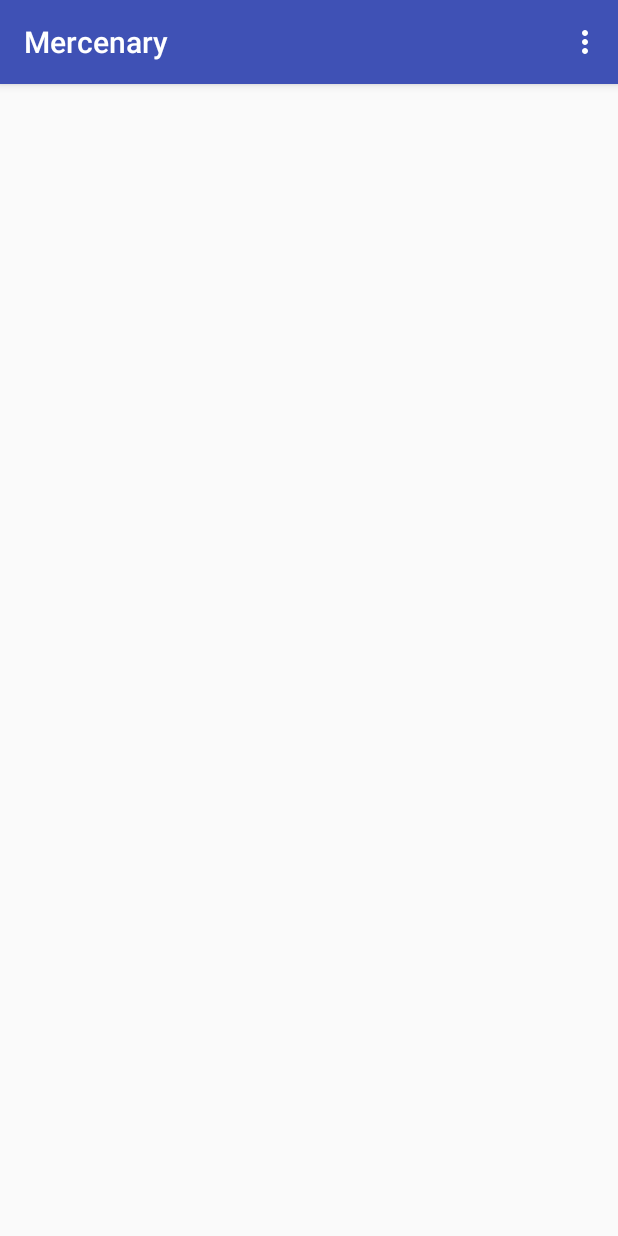
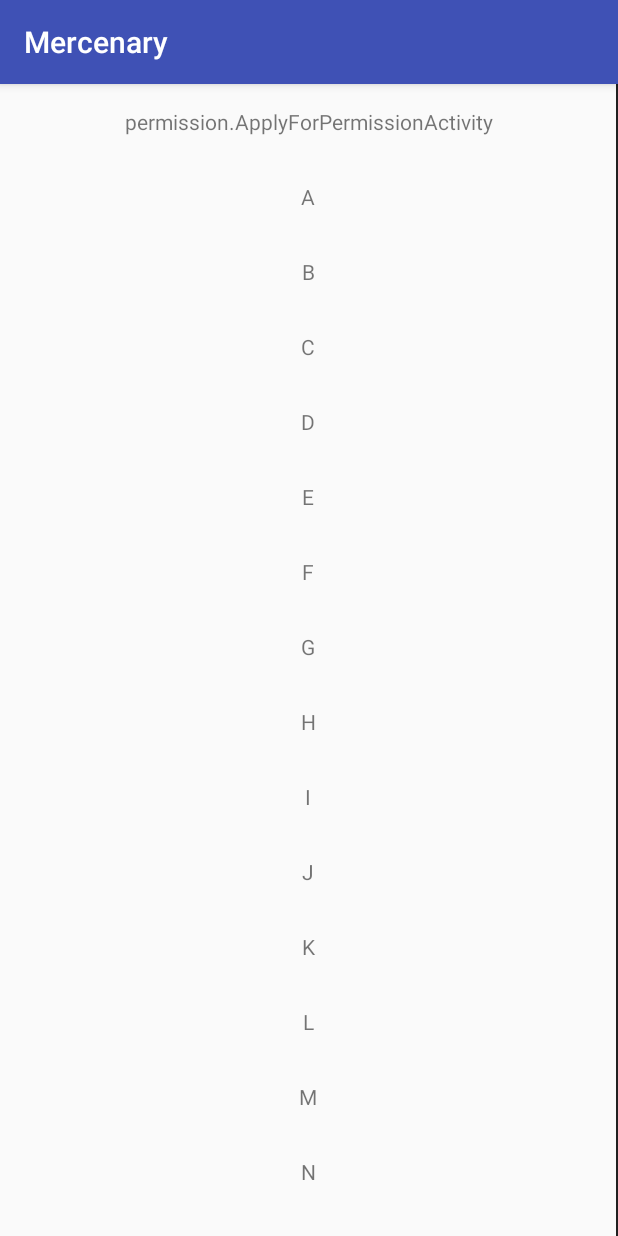
Before and after one commit to zmhot88/HelloWorld, an Android app: the screen it shows after launch (MainActivity), on a phone screen of 412 x 824 dp. Run offline under Robolectric (Android 15) with nearby library versions, the phone set to English and light mode, and no system bars.

Commit message:
新增权限获取

```diff
--- a/Android/Mercenary/app/src/main/java/com/migu/ross/mercenary/MainActivity.java
+++ b/Android/Mercenary/app/src/main/java/com/migu/ross/mercenary/MainActivity.java
@@ -1,15 +1,29 @@
 package com.migu.ross.mercenary;
 
+import android.content.Intent;
+import android.graphics.drawable.GradientDrawable;
 import android.os.Bundle;
 import android.support.design.widget.FloatingActionButton;
 import android.support.design.widget.Snackbar;
 import android.support.v7.app.AppCompatActivity;
+import android.support.v7.widget.DividerItemDecoration;
+import android.support.v7.widget.LinearLayoutManager;
+import android.support.v7.widget.RecyclerView;
 import android.support.v7.widget.Toolbar;
+import android.view.LayoutInflater;
 import android.view.View;
 import android.view.Menu;
 import android.view.MenuItem;
+import android.view.ViewGroup;
+import android.widget.TextView;
+
+import java.util.ArrayList;
 
 public class MainActivity extends AppCompatActivity {
+
+    private RecyclerView mRecyclerView;
+    private RecyclerAdapter mAdapter;
+    private ArrayList<String> mDatas;
 
     @Override
     protected void onCreate(Bundle savedInstanceState) {
@@ -18,6 +32,8 @@ public class MainActivity extends AppCompatActivity {
         Toolbar toolbar = (Toolbar) findViewById(R.id.toolbar);
         setSupportActionBar(toolbar);
 
+        initData();
+        initView();
 //        FloatingActionButton fab = (FloatingActionButton) findViewById(R.id.fab);
 //        fab.setOnClickListener(new View.OnClickListener() {
 //            @Override
@@ -28,25 +44,100 @@ public class MainActivity extends AppCompatActivity {
 //        });
     }
 
-    @Override
-    public boolean onCreateOptionsMenu(Menu menu) {
-        // Inflate the menu; this adds items to the action bar if it is present.
-        getMenuInflater().inflate(R.menu.menu_main, menu);
-        return true;
+    private void initView() {
+        mRecyclerView = (RecyclerView)findViewById(R.id.recyclerView);
+        mRecyclerView.setLayoutManager(new LinearLayoutManager(this));
+        mRecyclerView.setAdapter(mAdapter = new RecyclerAdapter());
+
+        mRecyclerView.addItemDecoration(new DividerItemDecoration(MainActivity.this, DividerItemDecoration.HORIZONTAL));
+
+        mRecyclerView.addOnItemTouchListener(new RecyclerItemClickListener(this, new RecyclerItemClickListener.OnItemClickListener() {
+            @Override
+            public void onItemClick(View view, int position) {
+                String clzName = "com.migu.ross.mercenary." + mDatas.get(position);
+                Intent intent = new Intent();
+                try {
+                    intent.setClass(MainActivity.this, Class.forName(clzName));
+                    startActivity(intent);
+                } catch (ClassNotFoundException e) {
+                    e.printStackTrace();
+                }
+            }
+        }));
     }
 
-    @Override
-    public boolean onOptionsItemSelected(MenuItem item) {
-        // Handle action bar item clicks here. The action bar will
-        // automatically handle clicks on the Home/Up button, so long
-        // as you specify a parent activity in AndroidManifest.xml.
-        int id = item.getItemId();
+    protected void initData()
+    {
+        mDatas = new ArrayList<String>();
+        mDatas.add("permission.ApplyForPermissionActivity");
+        for (int i = 'A'; i < 'z'; i++)
+        {
+            mDatas.add("" + (char) i);
+        }
+    }
 
-        //noinspection SimplifiableIfStatement
-        if (id == R.id.action_settings) {
-            return true;
+    class RecyclerAdapter extends RecyclerView.Adapter<RecyclerAdapter.MyViewHolder>
+    {
+
+        @Override
+        public MyViewHolder onCreateViewHolder(ViewGroup parent, int viewType)
+        {
+            MyViewHolder holder = new MyViewHolder(LayoutInflater.from(MainActivity.this).inflate(R.layout.item_recycler, parent,
+                    false));
+            return holder;
         }
 
-        return super.onOptionsItemSelected(item);
+        @Override
+        public void onBindViewHolder(MyViewHolder holder, int position)
+        {
+            holder.tv.setText(mDatas.get(position));
+        }
+
+        @Override
+        public int getItemCount()
+        {
+            return mDatas.size();
+        }
+
+        class MyViewHolder extends RecyclerView.ViewHolder
+        {
+
+            TextView tv;
+
+            public MyViewHolder(View view)
+            {
+                super(view);
+                tv = (TextView) view.findViewById(R.id.id_num);
+                view.setOnClickListener(new View.OnClickListener() {
+                    @Override
+                    public void onClick(View v) {
+
+                    }
+                });
+            }
+        }
     }
+
+
+//    @Override
+//    public boolean onCreateOptionsMenu(Menu menu) {
+//        // Inflate the menu; this adds items to the action bar if it is present.
+//        getMenuInflater().inflate(R.menu.menu_main, menu);
+//        return true;
+//    }
+//
+//    @Override
+//    public boolean onOptionsItemSelected(MenuItem item) {
+//        // Handle action bar item clicks here. The action bar will
+//        // automatically handle clicks on the Home/Up button, so long
+//        // as you specify a parent activity in AndroidManifest.xml.
+//        int id = item.getItemId();
+//
+//        //noinspection SimplifiableIfStatement
+//        if (id == R.id.action_settings) {
+//            return true;
+//        }
+//
+//        return super.onOptionsItemSelected(item);
+//    }
 }
--- /dev/null
+++ b/Android/Mercenary/app/src/main/java/com/migu/ross/mercenary/RecyclerItemClickListener.java
@@ -0,0 +1,49 @@
+package com.migu.ross.mercenary;
+
+import android.content.Context;
+import android.support.v7.widget.RecyclerView;
+import android.view.GestureDetector;
+import android.view.MotionEvent;
+import android.view.View;
+
+/**
+ * Created by Ross on 2017/6/14.
+ */
+
+public class RecyclerItemClickListener implements RecyclerView.OnItemTouchListener {
+    private OnItemClickListener mListener;
+
+    public interface OnItemClickListener {
+        public void onItemClick(View view, int position);
+    }
+
+    GestureDetector mGestureDetector;
+
+    public RecyclerItemClickListener(Context context, OnItemClickListener listener) {
+        mListener = listener;
+        mGestureDetector = new GestureDetector(context, new GestureDetector.SimpleOnGestureListener() {
+            @Override
+            public boolean onSingleTapUp(MotionEvent e) {
+                return true;
+            }
+        });
+    }
+
+    @Override
+    public boolean onInterceptTouchEvent(RecyclerView view, MotionEvent e) {
+        View childView = view.findChildViewUnder(e.getX(), e.getY());
+        if (childView != null && mListener != null && mGestureDetector.onTouchEvent(e)) {
+            mListener.onItemClick(childView, view.getChildAdapterPosition(childView));
+        }
+        return false;
+    }
+
+    @Override
+    public void onTouchEvent(RecyclerView view, MotionEvent motionEvent) {
+    }
+
+    @Override
+    public void onRequestDisallowInterceptTouchEvent(boolean disallowIntercept) {
+
+    }
+}
--- /dev/null
+++ b/Android/Mercenary/app/src/main/res/layout/item_recycler.xml
@@ -0,0 +1,12 @@
+<?xml version="1.0" encoding="utf-8"?>
+<LinearLayout xmlns:android="http://schemas.android.com/apk/res/android"
+    android:orientation="vertical"
+    android:layout_width="match_parent"
+    android:layout_height="wrap_content">
+    <TextView
+        android:id="@+id/id_num"
+        android:layout_width="match_parent"
+        android:layout_height="50dp"
+        android:gravity="center"
+        android:text="1" />
+</LinearLayout>
--- a/Android/Mercenary/app/src/main/res/values/strings.xml
+++ b/Android/Mercenary/app/src/main/res/values/strings.xml
@@ -1,4 +1,10 @@
 <resources>
     <string name="app_name">Mercenary</string>
     <string name="action_settings">Settings</string>
+    <string name="apply_for_permission">尝试获取权限</string>
+    <string name="settings">设置</string>
+    <string name="quit">退出</string>
+    <string name="help">帮助</string>
+    <string name="string_help_text">当前应用缺少必要权限，请手动设置一下，谢谢！</string>
+    <string name="apply_for_permission_tip">这就是个申请权限的Activity</string>
 </resources>
```
Also changed, not shown: Android/Mercenary/app/src/main/AndroidManifest.xml (+9 -0 lines), Android/Mercenary/app/src/main/java/com/migu/ross/mercenary/permission/ApplyForPermissionActivity.java (added, +58 -0 lines), Android/Mercenary/app/src/main/java/com/migu/ross/mercenary/permission/PermissionsActivity.java (added, +141 -0 lines), Android/Mercenary/app/src/main/java/com/migu/ross/mercenary/permission/PermissionsChecker.java (added, +32 -0 lines), Android/Mercenary/app/src/main/res/layout/activity_permissions.xml (added, +10 -0 lines), Android/Mercenary/app/src/main/res/layout/permission_layout.xml (added, +11 -0 lines).
